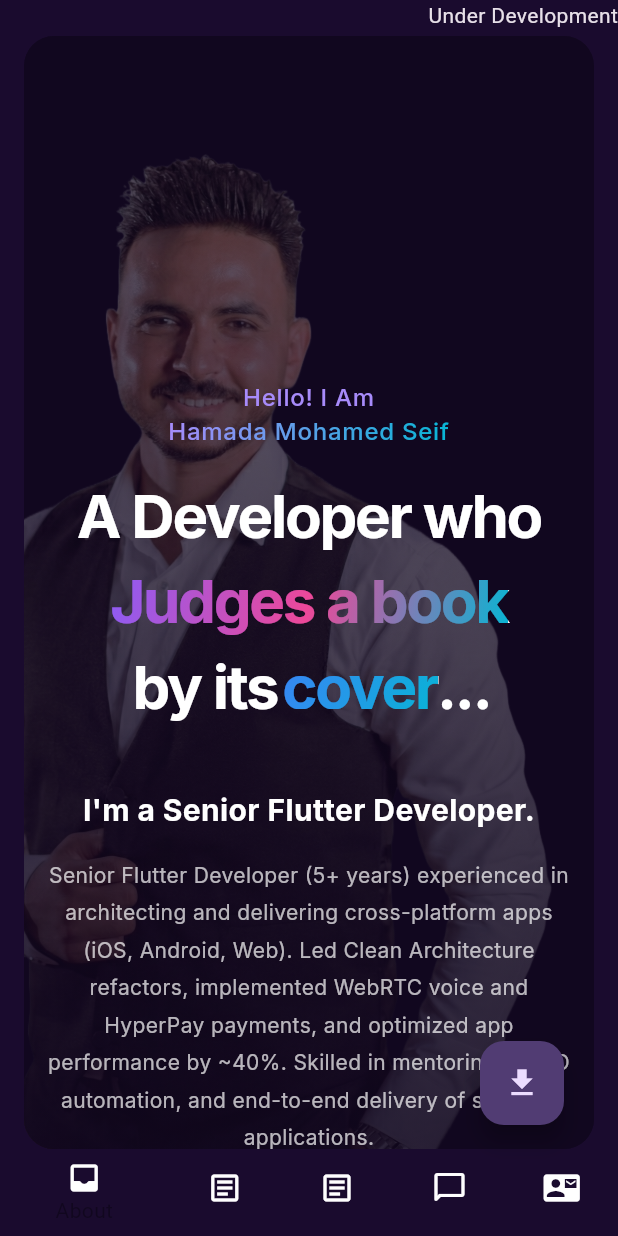
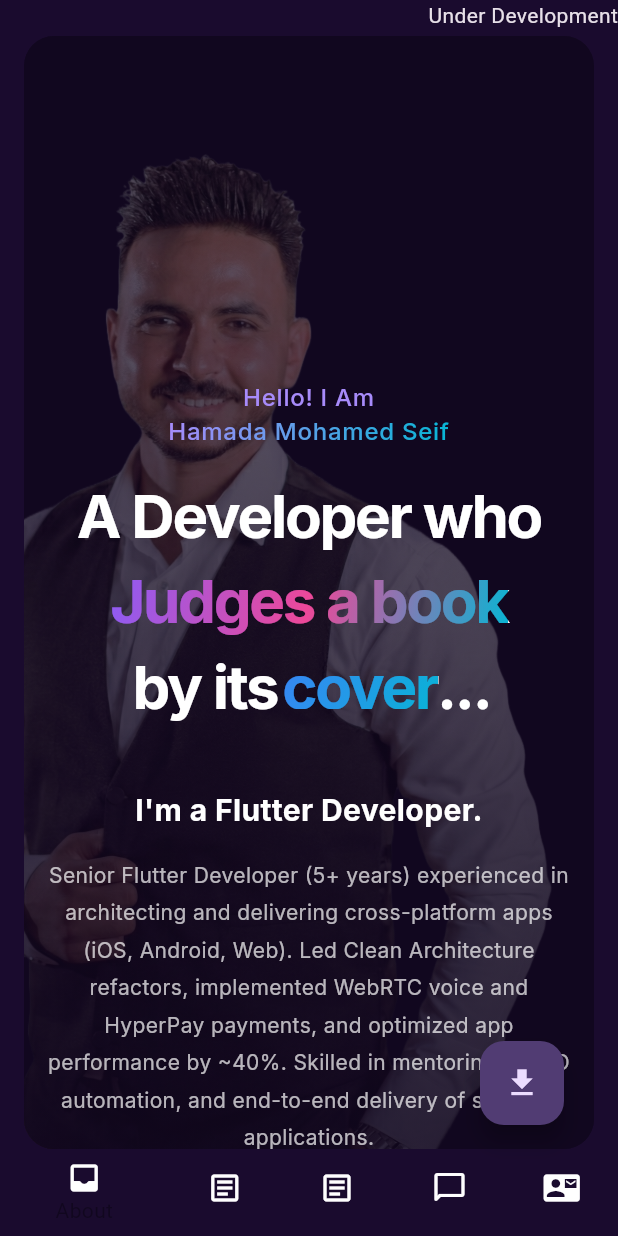
Before and after one commit to hamada-develop/my_portfolio, a Flutter app: the screen it shows after launch, on a phone screen of 412 x 824 dp. Run offline on Flutter 3.47's test engine with Material 3 defaults, Android fonts, the light colour scheme and no system bars; drawn by our look-alikes of flutter_animate; our stand-ins replace animated_text_kit, audioplayers, equatable, flutter_bloc, google_fonts; missing offline and left inert: super_banners.

Commit message:
change: workflow branch main

```diff
--- a/lib/core/constants/app_constants.dart
+++ b/lib/core/constants/app_constants.dart
@@ -3,7 +3,7 @@ class AppConstants {
 
   // Personal Information
   static const String name = 'Hamada Mohamed Seif';
-  static const String title = 'Senior Flutter Developer';
+  static const String title = 'Flutter Developer';
   static const String tagline = 'A Developer who Judges a book by its cover...';
   static const String taglineSubtext =
       'Because if the cover doesn\'t impress you what else can?';
--- a/lib/presentation/screens/home_view.dart
+++ b/lib/presentation/screens/home_view.dart
@@ -81,7 +81,6 @@ class _HomeViewState extends State<HomeView>
       listenWhen: (previous, current) =>
           previous.deviceWide != current.deviceWide,
       listener: (context, state) {
-        // Animate rail based on device width changes
         final width = MediaQuery.sizeOf(context).width;
         _animateRailBasedOnWidth(width);
       },
```
Also changed, not shown: 1 other file.
